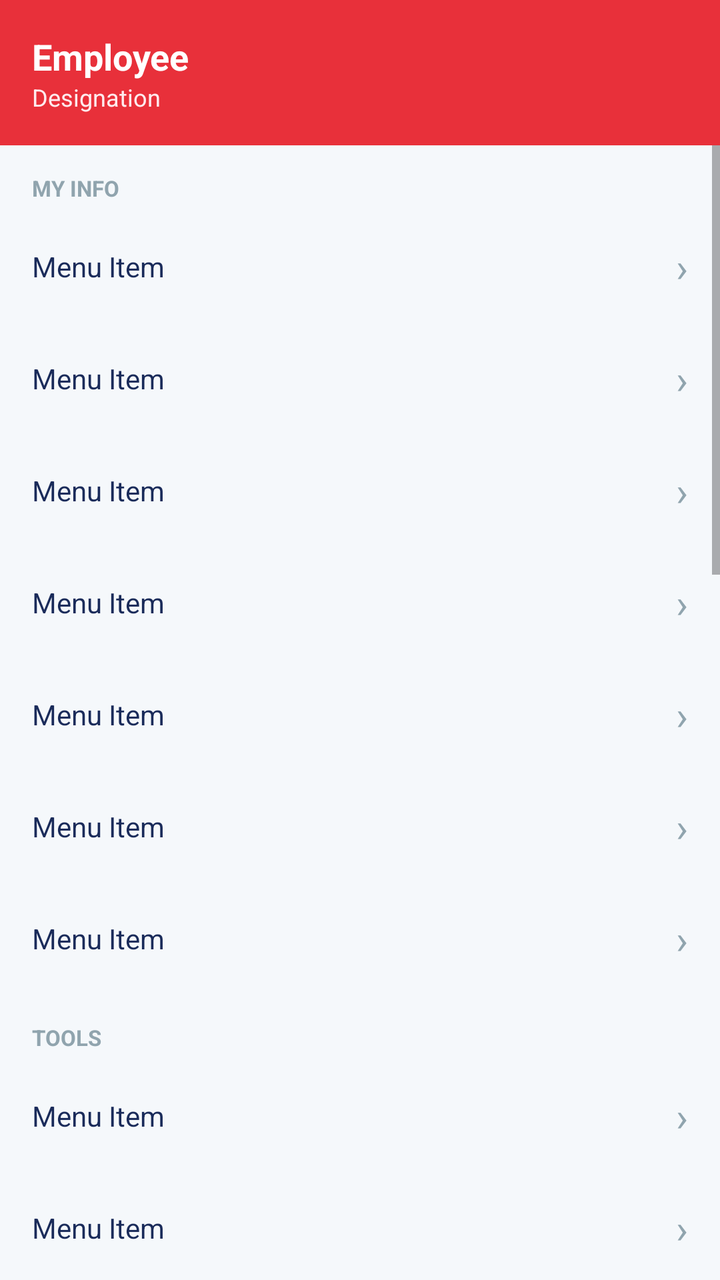
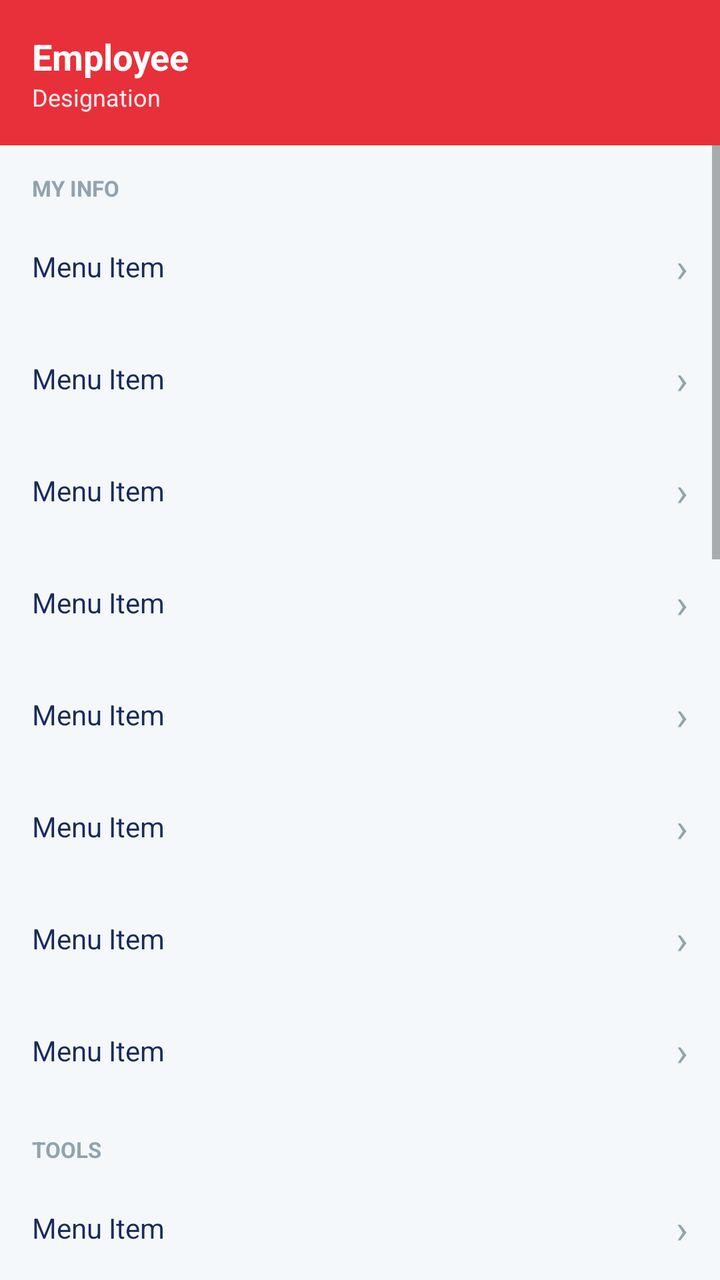

Compare the two renders of this Android layout. The source of the first and the diff that turns it into the second are given below.
<!-- AndroidManifest.xml: application theme Theme.RiskcareHRMS -->
<!-- res/layout/fragment_more.xml -->
<?xml version="1.0" encoding="utf-8"?>
<LinearLayout xmlns:android="http://schemas.android.com/apk/res/android"
    xmlns:app="http://schemas.android.com/apk/res-auto"
    android:layout_width="match_parent"
    android:layout_height="match_parent"
    android:orientation="vertical"
    android:background="@color/background">

    
    <LinearLayout android:layout_width="match_parent" android:layout_height="wrap_content" android:orientation="horizontal" android:gravity="center_vertical" android:background="@color/primary" android:padding="16dp" android:paddingTop="20dp">
        <LinearLayout android:layout_width="0dp" android:layout_height="wrap_content" android:layout_weight="1" android:orientation="vertical">
            <TextView android:id="@+id/tvMoreName" android:layout_width="wrap_content" android:layout_height="wrap_content" android:text="Employee" android:textColor="@color/white" android:textSize="18sp" android:textStyle="bold"/>
            <TextView android:id="@+id/tvMoreDesig" android:layout_width="wrap_content" android:layout_height="wrap_content" android:text="Designation" android:textColor="@color/primary_ultra_light" android:textSize="12sp"/>
        </LinearLayout>
    </LinearLayout>

    
    <ScrollView android:layout_width="match_parent" android:layout_height="0dp" android:layout_weight="1">
        <LinearLayout android:layout_width="match_parent" android:layout_height="wrap_content" android:orientation="vertical" android:paddingBottom="80dp">

            
            <TextView android:layout_width="match_parent" android:layout_height="wrap_content" android:text="MY INFO" android:textSize="11sp" android:textStyle="bold" android:textColor="@color/text_hint" android:paddingHorizontal="16dp" android:paddingTop="14dp" android:paddingBottom="4dp"/>

            <include layout="@layout/item_more_row" android:id="@+id/rowProfile"/>
            <include layout="@layout/item_more_row" android:id="@+id/rowNotifications"/>
            <include layout="@layout/item_more_row" android:id="@+id/rowPayslip"/>
            <include layout="@layout/item_more_row" android:id="@+id/rowForm16"/>
            <include layout="@layout/item_more_row" android:id="@+id/rowITDeclaration"/>
            <include layout="@layout/item_more_row" android:id="@+id/rowAdvance"/>
            
            <include layout="@layout/item_more_row" android:id="@+id/rowReimbursement"/>

            
            <TextView android:layout_width="match_parent" android:layout_height="wrap_content" android:text="TOOLS" android:textSize="11sp" android:textStyle="bold" android:textColor="@color/text_hint" android:paddingHorizontal="16dp" android:paddingTop="14dp" android:paddingBottom="4dp"/>

            <include layout="@layout/item_more_row" android:id="@+id/rowBirthdays"/>
            <include layout="@layout/item_more_row" android:id="@+id/rowAnniversaries"/>
            <include layout="@layout/item_more_row" android:id="@+id/rowHolidays"/>
            <include layout="@layout/item_more_row" android:id="@+id/rowAnnouncements"/>
            <include layout="@layout/item_more_row" android:id="@+id/rowGkQuiz"/>
            <include layout="@layout/item_more_row" android:id="@+id/rowEmployees"/>

            
            <TextView android:layout_width="match_parent" android:layout_height="wrap_content" android:text="MANAGEMENT" android:textSize="11sp" android:textStyle="bold" android:textColor="@color/text_hint" android:paddingHorizontal="16dp" android:paddingTop="14dp" android:paddingBottom="4dp"/>

            <include layout="@layout/item_more_row" android:id="@+id/rowTeamToday"/>
            <include layout="@layout/item_more_row" android:id="@+id/rowPendingLeaves"/>
            <include layout="@layout/item_more_row" android:id="@+id/rowRegularizations"/>
            <include layout="@layout/item_more_row" android:id="@+id/rowAdvanceApprovals"/>
            <include layout="@layout/item_more_row" android:id="@+id/rowSeparation"/>
            <include layout="@layout/item_more_row" android:id="@+id/rowPayrollMgmt"/>
            <include layout="@layout/item_more_row" android:id="@+id/rowProvision"/>
            <include layout="@layout/item_more_row" android:id="@+id/rowProjectMgmt"/>

            
            <TextView android:layout_width="match_parent" android:layout_height="wrap_content" android:text="ACCOUNT" android:textSize="11sp" android:textStyle="bold" android:textColor="@color/text_hint" android:paddingHorizontal="16dp" android:paddingTop="14dp" android:paddingBottom="4dp"/>

            <include layout="@layout/item_more_row" android:id="@+id/rowChangePassword"/>
            <include layout="@layout/item_more_row" android:id="@+id/rowLogout"/>
        </LinearLayout>
    </ScrollView>

</LinearLayout>
<!-- res/layout/item_more_row.xml (included above) -->
<?xml version="1.0" encoding="utf-8"?>
<LinearLayout xmlns:android="http://schemas.android.com/apk/res/android"
    android:layout_width="match_parent" android:layout_height="56dp"
    android:orientation="horizontal" android:gravity="center_vertical"
    android:paddingHorizontal="16dp" android:background="?attr/selectableItemBackground">
    <TextView android:id="@+id/tvRowLabel" android:layout_width="0dp"
        android:layout_height="wrap_content" android:layout_weight="1"
        android:text="Menu Item" android:textColor="@color/text_primary" android:textSize="14sp"/>
    <TextView android:layout_width="wrap_content" android:layout_height="wrap_content"
        android:text="›" android:textColor="@color/text_hint" android:textSize="20sp"/>
</LinearLayout>
<!-- resources referenced by this layout -->
<resources>
  <color name="background">#F5F8FB</color>
  <color name="primary">#E8303A</color>
  <color name="primary_ultra_light">#FFEBEE</color>
  <color name="text_hint">#90A4AE</color>
  <color name="text_primary">#1A2B5A</color>
  <color name="white">#FFFFFF</color>
  <style name="Theme.RiskcareHRMS" parent="Theme.MaterialComponents.Light.NoActionBar">
          <item name="colorPrimary">@color/primary</item>
          <item name="colorPrimaryVariant">@color/primary_dark</item>
          <item name="colorOnPrimary">@color/white</item>
          <item name="colorSecondary">@color/accent_orange</item>
          <item name="colorSecondaryVariant">@color/accent_orange</item>
          <item name="colorOnSecondary">@color/white</item>
          <item name="android:colorBackground">@color/background</item>
          <item name="colorSurface">@color/surface</item>
          <item name="colorOnSurface">@color/text_primary</item>
          <item name="android:statusBarColor">#FFFFFF</item>
          <item name="android:windowLightStatusBar" tools:targetApi="m">true</item>
          <item name="android:navigationBarColor">@color/white</item>
          <item name="android:windowLightNavigationBar" tools:targetApi="o_mr1">true</item>
          <item name="materialCardViewStyle">@style/RiskcareHRMS.CardView</item>
          <item name="shapeAppearanceMediumComponent">@style/ShapeAppearance.RiskcareHRMS.MediumComponent</item>
          <item name="shapeAppearanceLargeComponent">@style/ShapeAppearance.RiskcareHRMS.LargeComponent</item>
      </style>
  <color name="primary_dark">#C0272D</color>
  <color name="accent_orange">#E8303A</color>
  <color name="surface">#FFFFFF</color>
  <style name="RiskcareHRMS.CardView" parent="Widget.MaterialComponents.CardView">
          <item name="cardElevation">2dp</item>
          <item name="cardCornerRadius">16dp</item>
          <item name="cardBackgroundColor">@color/surface</item>
      </style>
  <style name="ShapeAppearance.RiskcareHRMS.MediumComponent" parent="ShapeAppearance.MaterialComponents.MediumComponent">
          <item name="cornerFamily">rounded</item>
          <item name="cornerSize">12dp</item>
      </style>
  <style name="ShapeAppearance.RiskcareHRMS.LargeComponent" parent="ShapeAppearance.MaterialComponents.LargeComponent">
          <item name="cornerFamily">rounded</item>
          <item name="cornerSize">20dp</item>
      </style>
</resources>

<!-- the commit's change to res/layout/fragment_more.xml (unified diff, before → after) -->
@@ -26,6 +26,7 @@
             <include layout="@layout/item_more_row" android:id="@+id/rowPayslip"/>
             <include layout="@layout/item_more_row" android:id="@+id/rowForm16"/>
             <include layout="@layout/item_more_row" android:id="@+id/rowITDeclaration"/>
+            <include layout="@layout/item_more_row" android:id="@+id/rowMyDocuments"/>
             <include layout="@layout/item_more_row" android:id="@+id/rowAdvance"/>
             
             <include layout="@layout/item_more_row" android:id="@+id/rowReimbursement"/>
